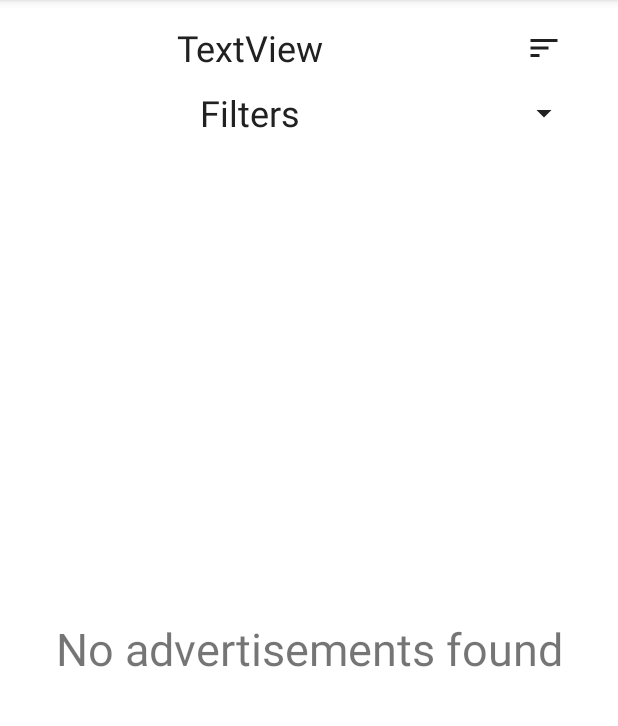
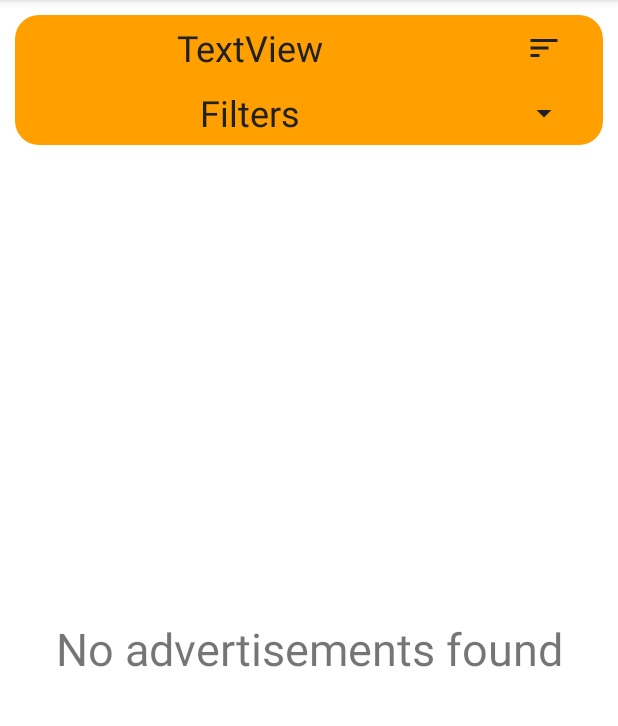
Before and after one commit to coccocarmiano/mad2022lab3, an Android app: the fragment AdvListFragment shown on its own in the app's theme, on a phone screen of 412 x 824 dp, the part 84-810 px from its top. Run offline under Robolectric (Android 15) with nearby library versions, the phone set to English and light mode, and no system bars; our stand-ins replace Firebase (no records; nobody signed in at launch, a user with empty details on screens opened directly).

Commit message:
graphic adjustment filters

```diff
--- a/app/src/main/res/layout/adv_list_item.xml
+++ b/app/src/main/res/layout/adv_list_item.xml
@@ -27,7 +27,7 @@
         android:layout_height="wrap_content"
         android:layout_margin="16dp"
         android:orientation="vertical"
-        app:cardBackgroundColor="@color/primaryColor"
+        app:cardBackgroundColor="@color/primaryLightColor"
         app:cardCornerRadius="16dp"
         app:cardElevation="12dp"
         app:cardMaxElevation="12dp"
--- a/app/src/main/res/layout/fragment_adv_list.xml
+++ b/app/src/main/res/layout/fragment_adv_list.xml
@@ -15,7 +15,9 @@
         android:animateLayoutChanges="true"
         app:layout_constraintEnd_toEndOf="parent"
         app:layout_constraintStart_toStartOf="parent"
-        app:layout_constraintTop_toTopOf="parent">
+        app:layout_constraintTop_toTopOf="parent"
+        android:background="@drawable/box"
+        android:backgroundTint="@color/primaryDarkColor">
 
         <androidx.appcompat.widget.LinearLayoutCompat
             android:id="@+id/sort_header"
@@ -89,6 +91,7 @@
             android:layout_height="wrap_content"
             android:layout_marginVertical="5dp"
             android:visibility="gone"
+            android:layout_marginHorizontal="10dp"
             app:layout_constraintBottom_toBottomOf="parent"
             app:layout_constraintEnd_toEndOf="parent"
             app:layout_constraintHorizontal_bias="0.5"
@@ -107,11 +110,13 @@
                 app:layout_constraintEnd_toEndOf="parent"
                 app:layout_constraintStart_toStartOf="parent"
                 app:layout_constraintTop_toTopOf="parent"
+                app:boxBackgroundColor="@color/primaryLightColor"
                 app:startIconDrawable="@drawable/search">
 
                 <com.google.android.material.textfield.TextInputEditText
                     android:id="@+id/textInputEditTitle"
                     android:layout_width="match_parent"
+                    android:textColor="@color/primaryTextColor"
                     android:layout_height="wrap_content" />
             </com.google.android.material.textfield.TextInputLayout>
 
@@ -127,12 +132,14 @@
                 app:layout_constraintEnd_toEndOf="parent"
                 app:layout_constraintStart_toStartOf="parent"
                 app:layout_constraintTop_toBottomOf="@+id/textInputLayoutTitle"
+                app:boxBackgroundColor="@color/primaryLightColor"
                 app:startIconDrawable="@drawable/location">
 
                 <com.google.android.material.textfield.TextInputEditText
                     android:id="@+id/textInputEditLocation"
                     android:layout_width="match_parent"
-                    android:layout_height="wrap_content" />
+                    android:layout_height="wrap_content"
+                    android:textColor="@color/primaryTextColor"/>
             </com.google.android.material.textfield.TextInputLayout>
 
             <com.google.android.material.textfield.TextInputLayout
@@ -148,12 +155,14 @@
                 app:layout_constraintEnd_toEndOf="parent"
                 app:layout_constraintStart_toStartOf="parent"
                 app:layout_constraintTop_toBottomOf="@+id/textInputLayoutLocation"
+                app:boxBackgroundColor="@color/primaryLightColor"
                 app:startIconDrawable="@drawable/calendar">
 
                 <com.google.android.material.textfield.TextInputEditText
                     android:id="@+id/textInputEditDate"
                     android:layout_width="match_parent"
                     android:layout_height="wrap_content"
+                    android:textColor="@color/primaryTextColor"
                     android:focusable="false" />
             </com.google.android.material.textfield.TextInputLayout>
         </androidx.constraintlayout.widget.ConstraintLayout>
--- a/app/src/main/res/layout/item_show_skills_list.xml
+++ b/app/src/main/res/layout/item_show_skills_list.xml
@@ -8,7 +8,7 @@
     app:cardCornerRadius="20dp"
     app:cardElevation="10dp"
     app:cardMaxElevation="12dp"
-    android:backgroundTint="@color/primaryColor"
+    android:backgroundTint="@color/primaryLightColor"
     app:cardPreventCornerOverlap="true">
 
     <androidx.constraintlayout.widget.ConstraintLayout
```
